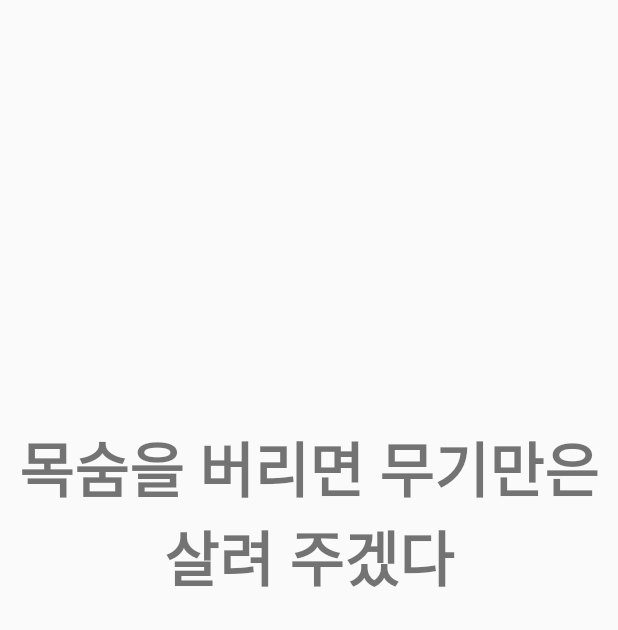
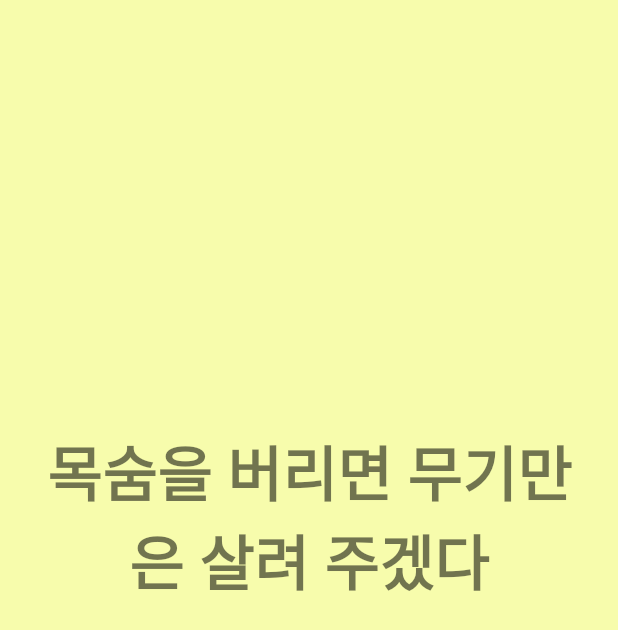
Before and after one commit to kenuheo/andkot, an Android app built with Jetpack Compose: the screen it shows after launch (MainActivity), on a phone screen of 412 x 824 dp. Shown: the top 630 px of the screen. Run offline under Robolectric (Android 15) with nearby library versions, the phone set to English and light mode, and no system bars.

Commit message:
background color

```diff
--- a/myword/src/main/res/layout/activity_main.xml
+++ b/myword/src/main/res/layout/activity_main.xml
@@ -2,7 +2,8 @@
 <LinearLayout xmlns:android="http://schemas.android.com/apk/res/android"
     android:orientation="vertical"
     android:layout_width="match_parent"
-    android:layout_height="match_parent">
+    android:layout_height="match_parent"
+    android:background="#50f0ff00">
 
     <TextView
         android:id="@+id/textView"
@@ -10,6 +11,7 @@
         android:layout_height="wrap_content"
         android:text="My Word"
         android:textSize="40dp"
+        android:padding="15dp"
         android:fontFamily="sans-serif-black"
         android:gravity="center"
         android:layout_weight="20"/>
```
